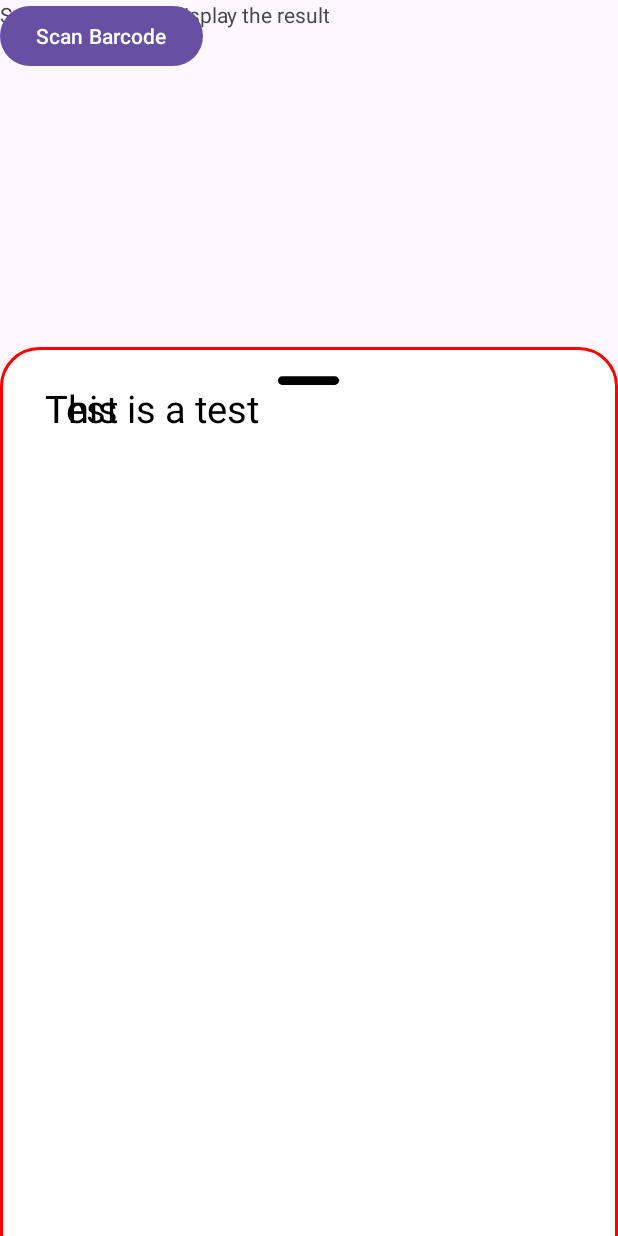
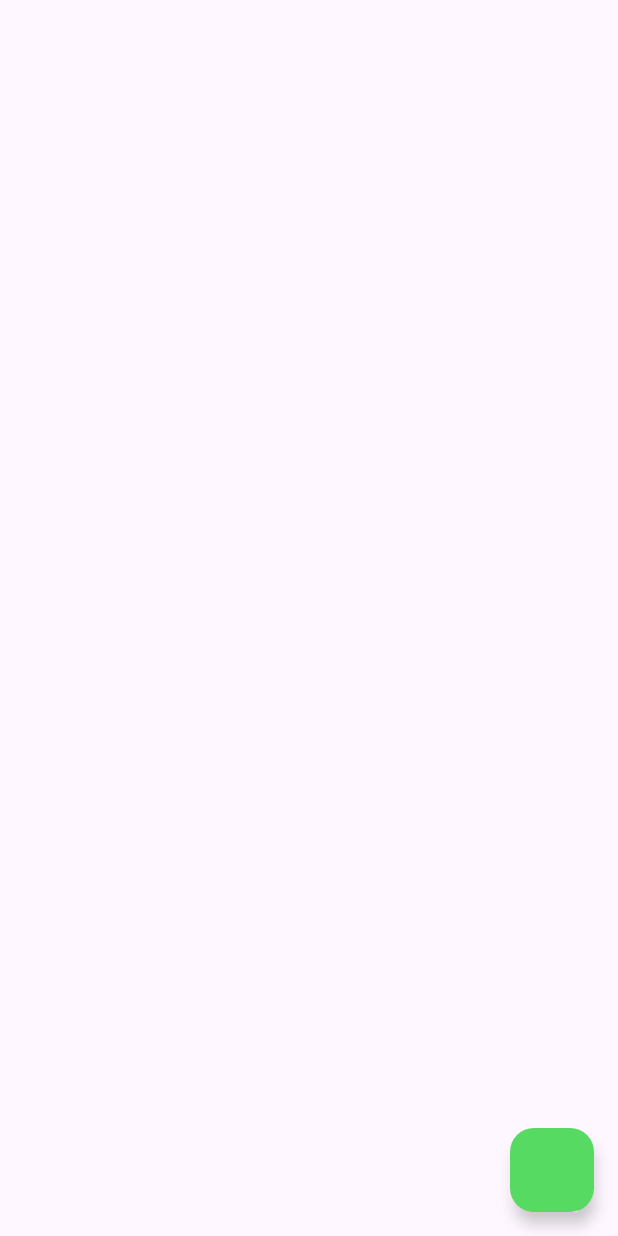
Before and after one commit to SaadaLaura/UpcyclingScore, an Android app: the screen it shows after launch (MainActivity), on a phone screen of 412 x 824 dp. Run offline under Robolectric (Android 15) with nearby library versions, the phone set to English and light mode, and no system bars.

Commit message:
Fusion avec la BottomSheet + bouton correct

```diff
--- a/app/src/main/java/com/upcycling/MainActivity.java
+++ b/app/src/main/java/com/upcycling/MainActivity.java
@@ -5,6 +5,7 @@ import android.os.Bundle;
 import android.view.View;
 import android.widget.Button;
 import android.widget.TextView;
+import android.widget.FrameLayout;
 
 import androidx.activity.result.ActivityResultLauncher;
 import androidx.activity.result.contract.ActivityResultContracts;
@@ -13,8 +14,11 @@ import androidx.appcompat.app.AppCompatActivity;
 import androidx.core.graphics.Insets;
 import androidx.core.view.ViewCompat;
 import androidx.core.view.WindowInsetsCompat;
+import com.google.android.material.bottomsheet.BottomSheetBehavior;
+import com.google.android.material.floatingactionbutton.FloatingActionButton;
 
 public class MainActivity extends AppCompatActivity {
+
     private TextView barcodeTextView;
     private final ActivityResultLauncher<Intent> barcodeLauncher = registerForActivityResult(
             new ActivityResultContracts.StartActivityForResult(),
@@ -24,6 +28,11 @@ public class MainActivity extends AppCompatActivity {
                     if (data != null) {
                         String barcode = data.getStringExtra("barcode");
                         barcodeTextView.setText(barcode);
+
+                        BottomSheetBehavior<FrameLayout> bottomSheet = BottomSheetBehavior.from(
+                                findViewById(R.id.bottom_sheet));
+                        // bottomSheet.setState(BottomSheetBehavior.STATE_HIDDEN);
+                        showBottomSheet(bottomSheet);
                     }
                 }
             }
@@ -34,11 +43,16 @@ public class MainActivity extends AppCompatActivity {
         super.onCreate(savedInstanceState);
         EdgeToEdge.enable(this);
         setContentView(R.layout.activity_main);
+        ViewCompat.setOnApplyWindowInsetsListener(findViewById(R.id.main), (v, insets) -> {
+            Insets systemBars = insets.getInsets(WindowInsetsCompat.Type.systemBars());
+            v.setPadding(systemBars.left, systemBars.top, systemBars.right, systemBars.bottom);
+            return insets;
+        });
 
         barcodeTextView = findViewById(R.id.barcode_text_view);
-        Button scanButton = findViewById(R.id.scan_button);
+        FloatingActionButton scanFab = findViewById(R.id.scan_fab);
 
-        scanButton.setOnClickListener(new View.OnClickListener() {
+        scanFab.setOnClickListener(new View.OnClickListener() {
             @Override
             public void onClick(View v) {
                 Intent intent = new Intent(MainActivity.this, ScannerActivity.class);
@@ -46,10 +60,14 @@ public class MainActivity extends AppCompatActivity {
             }
         });
 
-        ViewCompat.setOnApplyWindowInsetsListener(findViewById(R.id.main), (v, insets) -> {
-            Insets systemBars = insets.getInsets(WindowInsetsCompat.Type.systemBars());
-            v.setPadding(systemBars.left, systemBars.top, systemBars.right, systemBars.bottom);
-            return insets;
-        });
+        BottomSheetBehavior<FrameLayout> bottomSheet = BottomSheetBehavior.from(
+                findViewById(R.id.bottom_sheet));
+        bottomSheet.setState(BottomSheetBehavior.STATE_HIDDEN);
+    }
+
+    private void showBottomSheet (BottomSheetBehavior<FrameLayout> bottomSheet) {
+        // TODO : Get Product data from API
+        bottomSheet.setPeekHeight(750); // TODO : Set Peek height at the right place (just below the main part)
+        bottomSheet.setState(BottomSheetBehavior.STATE_COLLAPSED);
     }
 }
--- a/app/src/main/res/layout/activity_main.xml
+++ b/app/src/main/res/layout/activity_main.xml
@@ -8,27 +8,21 @@
     android:layout_height="match_parent"
     tools:context=".MainActivity">
 
-    <TextView
-        android:id="@+id/barcode_text_view"
-        android:layout_width="wrap_content"
-        android:layout_height="wrap_content"
-        android:text="Scan a barcode to display the result"
-        app:layout_constraintBottom_toTopOf="@+id/scan_button"
-        app:layout_constraintEnd_toEndOf="parent"
-        app:layout_constraintStart_toStartOf="parent"
-        app:layout_constraintTop_toTopOf="parent"
-        app:layout_constraintVertical_bias="0.5" />
+<!--    <RelativeLayout-->
+<!--        android:layout_width="match_parent"-->
+<!--        android:layout_height="match_parent" >-->
 
-    <Button
-        android:id="@+id/scan_button"
-        android:layout_width="wrap_content"
-        android:layout_height="wrap_content"
-        android:text="Scan Barcode"
-        app:layout_constraintBottom_toBottomOf="parent"
-        app:layout_constraintEnd_toEndOf="parent"
-        app:layout_constraintStart_toStartOf="parent"
-        app:layout_constraintTop_toTopOf="parent"
-        app:layout_constraintVertical_bias="0.9" />
+<!--        <Button-->
+<!--            android:id="@+id/scan_button"-->
+<!--            android:layout_width="wrap_content"-->
+<!--            android:layout_height="wrap_content"-->
+<!--            android:text="Scan Barcode"-->
+<!--            app:layout_constraintBottom_toBottomOf="parent"-->
+<!--            app:layout_constraintEnd_toEndOf="parent"-->
+<!--            app:layout_constraintStart_toStartOf="parent"-->
+<!--            app:layout_constraintTop_toTopOf="parent"-->
+<!--            app:layout_constraintVertical_bias="0.9" />-->
+<!--    </RelativeLayout>-->
 
     <FrameLayout
         android:id="@+id/bottom_sheet"
@@ -36,6 +30,7 @@
         android:layout_width="match_parent"
         android:layout_height="match_parent"
         app:layout_behavior="com.google.android.material.bottomsheet.BottomSheetBehavior"
+        app:behavior_hideable="true"
         android:background="@drawable/dialogbkg">
 
         <ImageView
@@ -53,28 +48,26 @@
             android:layout_below="@id/drag_bottom_sheet"
             android:orientation="vertical">
             <TextView
+                android:id="@+id/barcode_text_view"
                 android:layout_width="wrap_content"
                 android:layout_height="wrap_content"
-                android:textAlignment="viewStart"
-                android:text="This is a test"
-                android:padding="8dp"
-                android:textColor="@color/black"
-                android:layout_marginStart="12dp"
-                android:layout_marginTop="5dp"
-                android:textSize="25sp" />
+                android:text="Scan a barcode to display the result"
+                app:layout_constraintBottom_toTopOf="@+id/scan_button"
+                app:layout_constraintEnd_toEndOf="parent"
+                app:layout_constraintStart_toStartOf="parent"
+                app:layout_constraintTop_toTopOf="parent"
+                app:layout_constraintVertical_bias="0.5" />
         </RelativeLayout>
 
-        <TextView
-            android:id="@+id/createText"
-            android:layout_width="wrap_content"
-            android:layout_height="wrap_content"
-            android:textAlignment="viewStart"
-            android:text="@string/test"
-            android:padding="8dp"
-            android:textColor="@color/black"
-            android:layout_marginStart="12dp"
-            android:layout_marginTop="5dp"
-            android:textSize="25sp" />
     </FrameLayout>
 
+    <com.google.android.material.floatingactionbutton.FloatingActionButton
+        android:id="@+id/scan_fab"
+        android:layout_width="wrap_content"
+        android:layout_height="wrap_content"
+        android:layout_margin="16dp"
+        app:backgroundTint="@color/green"
+        android:layout_gravity="bottom|end" />
+<!--    android:src="@drawable/ic_scan"-->
+
 </androidx.coordinatorlayout.widget.CoordinatorLayout>
--- a/app/src/main/res/values/colors.xml
+++ b/app/src/main/res/values/colors.xml
@@ -3,4 +3,5 @@
     <color name="black">#FF000000</color>
     <color name="white">#FFFFFFFF</color>
     <color name="red">#FFFF0000</color>
+    <color name="green">#FF56DA62</color>
 </resources>
```
